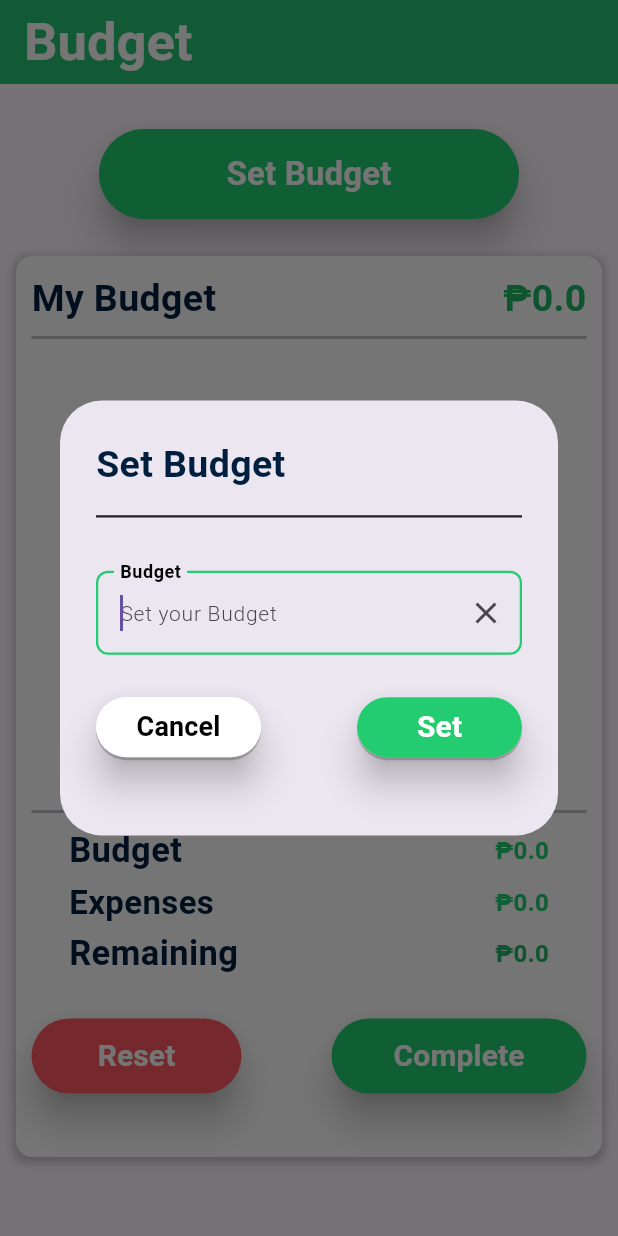
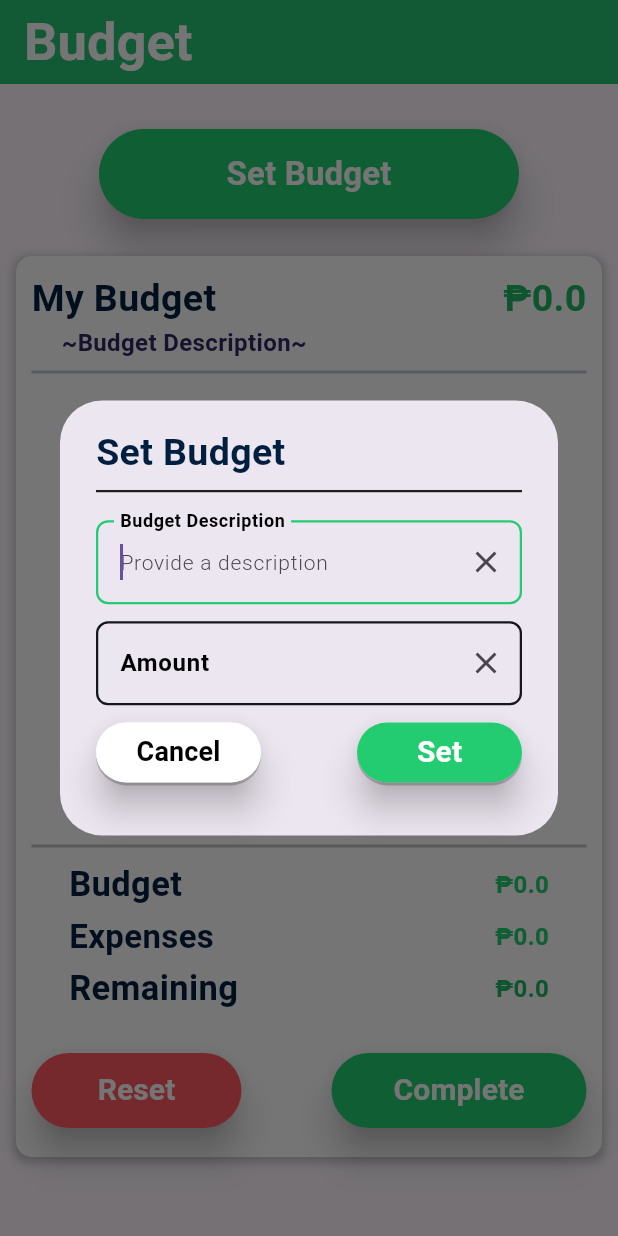
Before and after one commit to AzureSight/TrackUrCash, a Flutter app: the Budget screen opened directly, after a tap on "Set Budget", on a phone screen of 412 x 824 dp. Run offline on Flutter 3.47's test engine with Material 3 defaults, Android fonts, the phone set to English and light mode, and no system bars; our stand-ins replace cloud_firestore, firebase_auth, firebase_core, fl_chart, flutter_local_notifications, permission_handler and 1 more; accounts and stored records are empty; network calls fail; Roboto replaces fonts that are missing (Manrope, Nunito, Plus Jakarta Sans).

Commit message:
merging branch

```diff
--- a/lib/pages/Budget.dart
+++ b/lib/pages/Budget.dart
@@ -23,6 +23,7 @@
   final GlobalKey<FormState> _keyform = GlobalKey<FormState>();
 //  int _currentPage = 2;
   final TextEditingController _budgetController = TextEditingController();
+  final TextEditingController _budgetdetailController = TextEditingController();
   double budget = 0.0;
   var uid = Uuid();
   //DIALOG BOX TO ADD EXPENSES HERE
@@ -63,6 +64,76 @@
                 thickness: 1.5,
               ),
               const SizedBox(height: 10),
+
+//EXPENSE DETAIL TEXTFIELD HERE
+              TextFormField(
+                controller: _budgetdetailController,
+                autofocus: true,
+                obscureText: false,
+                decoration: InputDecoration(
+                  suffixIcon: IconButton(
+                      onPressed: () {
+                        _budgetdetailController.clear();
+                      },
+                      icon: const Icon(Icons.clear)),
+                  labelText: 'Budget Description',
+                  labelStyle: const TextStyle(
+                    fontFamily: 'Ubuntu',
+                    fontSize: 16,
+                    fontWeight: FontWeight.bold,
+                    color: Colors.black,
+                  ),
+                  hintText: 'Provide a description',
+                  hintStyle: const TextStyle(
+                    fontFamily: 'Ubuntu',
+                    fontSize: 14,
+                    fontWeight: FontWeight.w300,
+                  ),
+                  enabledBorder: OutlineInputBorder(
+                    borderSide: const BorderSide(
+                      color: Color(0xFF15161E),
+                      width: 1.5,
+                    ),
+                    borderRadius: BorderRadius.circular(8),
+                  ),
+                  focusedBorder: OutlineInputBorder(
+                    borderSide: const BorderSide(
+                      color: Color(0xFF23cc71),
+                      width: 1.5,
+                    ),
+                    borderRadius: BorderRadius.circular(8),
+                  ),
+                  errorBorder: OutlineInputBorder(
+                    borderSide: const BorderSide(
+                      color: Color(0xFFFF5963),
+                      width: 1.5,
+                    ),
+                    borderRadius: BorderRadius.circular(8),
+                  ),
+                  focusedErrorBorder: OutlineInputBorder(
+                    borderSide: const BorderSide(
+                      color: Color(0xFFFF5963),
+                      width: 1.5,
+                    ),
+                    borderRadius: BorderRadius.circular(8),
+                  ),
+                ),
+                style: const TextStyle(
+                  fontFamily: 'Ubuntu',
+                  fontSize: 16,
+                  fontWeight: FontWeight.w700,
+                ),
+                validator: (value) {
+                  if (value == null || value.isEmpty) {
+                    return 'Please provide budget detail';
+                  }
+                  return null; // Return null if the validation passes
+                },
+                // validator: _model.textController1Validator.asValidator(context),
+              ),
+              //EXPENSE AMOUNT BUDGET TEXTFIELD HERE
+              const SizedBox(height: 10),
+
               //EXPENSE AMOUNT BUDGET TEXTFIELD HERE
               Form(
                 key: _keyform,
@@ -82,14 +153,14 @@
                           _budgetController.clear();
                         },
                         icon: const Icon(Icons.clear)),
-                    labelText: 'Budget',
+                    labelText: 'Amount',
                     labelStyle: const TextStyle(
                       fontFamily: 'Ubuntu',
                       fontSize: 16,
                       fontWeight: FontWeight.bold,
                       color: Colors.black,
                     ),
-                    hintText: 'Set your Budget',
+                    hintText: 'Set your budget amount',
                     hintStyle: const TextStyle(
                       fontFamily: 'Ubuntu',
                       fontSize: 14,
@@ -585,6 +656,8 @@
                       mainAxisSize: MainAxisSize.max,
                       mainAxisAlignment: MainAxisAlignment.start,
                       children: [
+                        Column(
+                          children: [
                             Row(
                               mainAxisSize: MainAxisSize.max,
                               mainAxisAlignment: MainAxisAlignment.spaceBetween,
@@ -613,6 +686,24 @@
                                 ),
                               ],
                             ),
+                            Align(
+                              alignment: AlignmentDirectional(-1.00, -1.00),
+                              child: Padding(
+                                padding: EdgeInsets.fromLTRB(20, 0, 0, 0),
+                                child: Text(
+                                  '~Budget Description~',
+                                  style: TextStyle(
+                                    fontFamily: 'Manrope',
+                                    color: Color(0xFF2E2863),
+                                    fontSize: 16,
+                                    fontWeight: FontWeight.bold,
+                                  ),
+                                ),
+                              ),
+                            ),
+                          ],
+                        ),
+
                         //PORGRASS BAR HERE
 
                         //END OF PROGRESS BAR
--- a/lib/pages/Dashboard.dart
+++ b/lib/pages/Dashboard.dart
@@ -306,9 +306,9 @@
                           color: Color(0xFFBDC3C7),
                         ),
                         Padding(
-                          padding: const EdgeInsets.all(10.0),
+                          padding: const EdgeInsets.all(20.0),
                           child: SizedBox(
-                            height: 235,
+                            height: 290,
                             child: MyBarGraph(),
                           ),
                         ),
--- a/lib/pages/displayrecords.dart
+++ b/lib/pages/displayrecords.dart
@@ -56,9 +56,16 @@
                         style: TextStyle(color: Colors.grey, fontSize: 13))
                   ],
                 ),
-                Text(
-                  formattedDate,
-                  style: TextStyle(color: Colors.grey),
+                Row(
+                  children: [
+                    Text(
+                      formattedDate,
+                      style: TextStyle(color: Colors.grey),
+                    ),
+                    const Spacer(),
+                    Text("Budget Description",
+                        style: TextStyle(color: Colors.black54, fontSize: 13))
+                  ],
                 )
               ],
             ),
```
Lines whose indentation alone changed are shown as unchanged.
